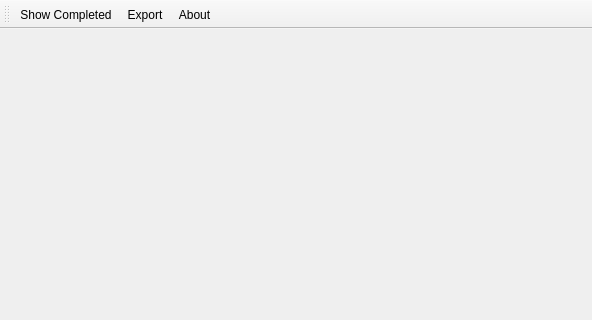
Qt form mainwindow.ui (dimitris47/chores) before a commit; both pictures show x 0 to 592 and y 0 to 320 of the 592 by 656 pixel window.
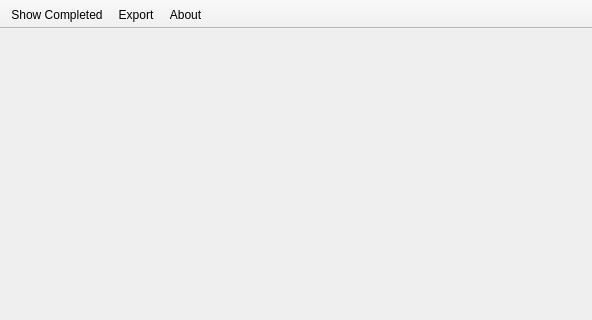
The same form after that commit. Icons and pictures are not drawn.

Diff of the .ui file:
```diff
--- a/mainwindow.ui
+++ b/mainwindow.ui
@@ -82,6 +82,12 @@
    <property name="windowTitle">
     <string>toolBar</string>
    </property>
+   <property name="movable">
+    <bool>false</bool>
+   </property>
+   <property name="floatable">
+    <bool>false</bool>
+   </property>
    <attribute name="toolBarArea">
     <enum>TopToolBarArea</enum>
    </attribute>
```
Left out of the diff: 2 changed lines with no effect on the pictures.
